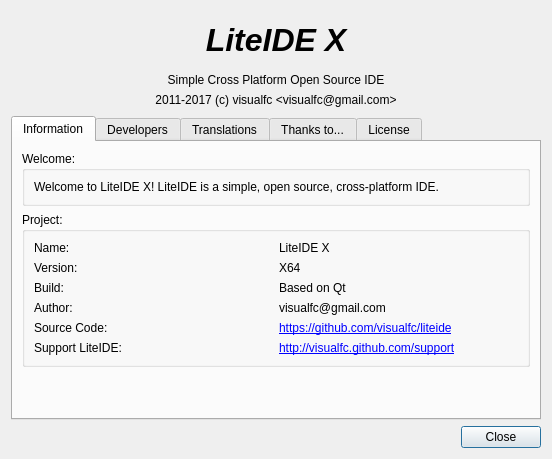
Old version of the form liteidex/src/liteapp/aboutdialog.ui in the repository visualfc/liteide.
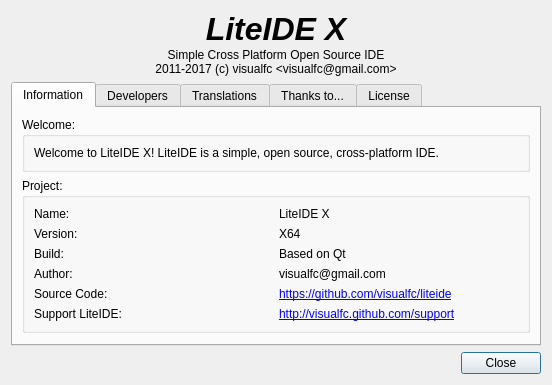
New version of the form. Icons and pictures are not drawn.

Patch:
```diff
--- a/liteidex/src/liteapp/aboutdialog.ui
+++ b/liteidex/src/liteapp/aboutdialog.ui
@@ -7,7 +7,7 @@
     <x>0</x>
     <y>0</y>
     <width>552</width>
-    <height>459</height>
+    <height>373</height>
    </rect>
   </property>
   <property name="sizePolicy">
```
Left out of the diff: 4 changed lines with no effect on the pictures.
